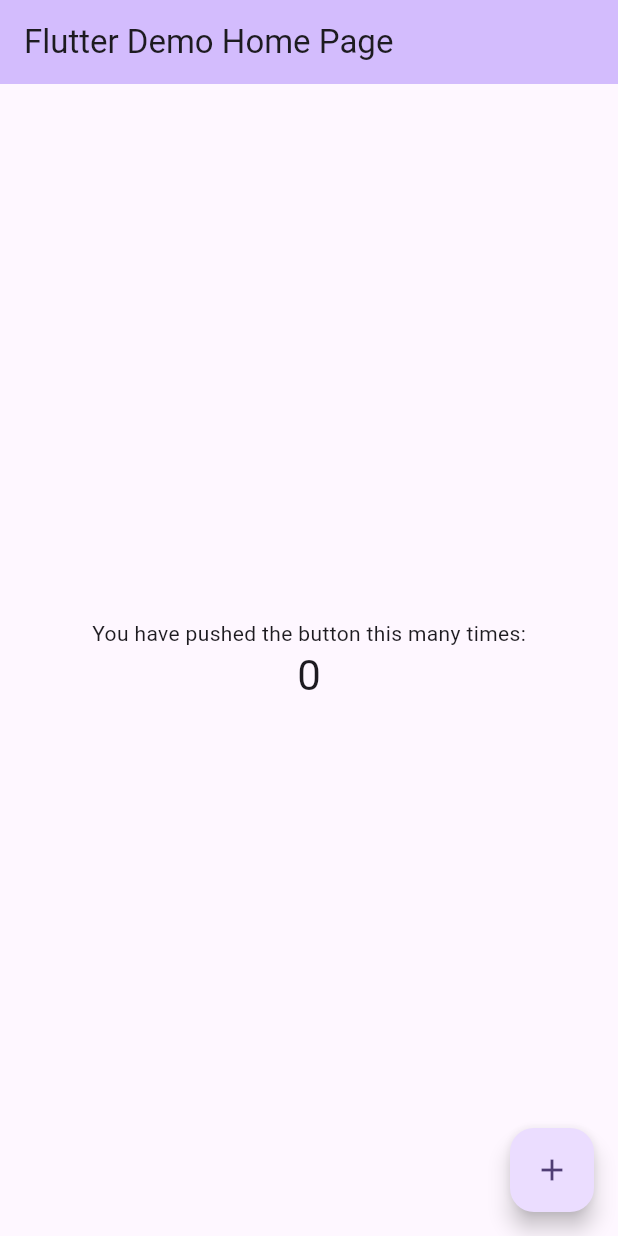
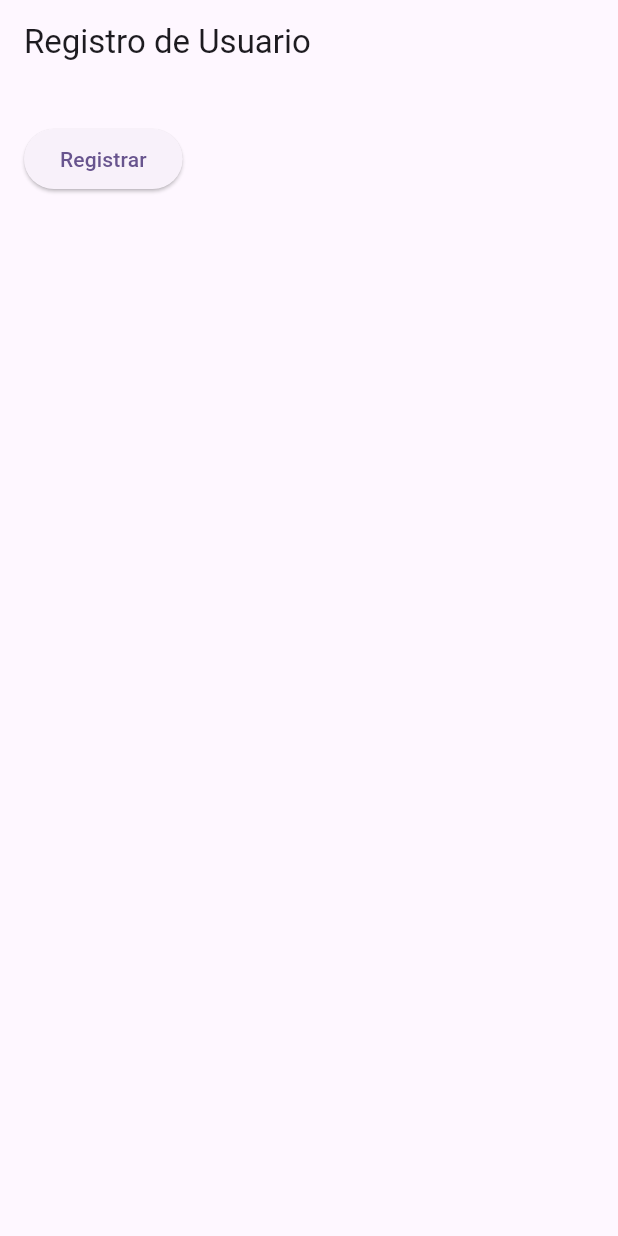
Before and after one commit to Armando-J-Salgado/Apps-Moviles---Formulario-de-registro, a Flutter app: the screen it shows after launch, on a phone screen of 412 x 824 dp. Run offline on Flutter 3.47's test engine with Material 3 defaults, Android fonts, the phone set to English and light mode, and no system bars.

Commit message:
feature: register screen

```diff
--- a/lib/main.dart
+++ b/lib/main.dart
@@ -1,4 +1,5 @@
 import 'package:flutter/material.dart';
+import 'package:formulario_registro/screens/register_screen.dart';
 
 void main() {
   runApp(const MyApp());
@@ -11,112 +12,11 @@ class MyApp extends StatelessWidget {
   @override
   Widget build(BuildContext context) {
     return MaterialApp(
-      title: 'Flutter Demo',
+      title: 'Página de registro',
       theme: ThemeData(
-        // This is the theme of your application.
-        //
-        // TRY THIS: Try running your application with "flutter run". You'll see
-        // the application has a purple toolbar. Then, without quitting the app,
-        // try changing the seedColor in the colorScheme below to Colors.green
-        // and then invoke "hot reload" (save your changes or press the "hot
-        // reload" button in a Flutter-supported IDE, or press "r" if you used
-        // the command line to start the app).
-        //
-        // Notice that the counter didn't reset back to zero; the application
-        // state is not lost during the reload. To reset the state, use hot
-        // restart instead.
-        //
-        // This works for code too, not just values: Most code changes can be
-        // tested with just a hot reload.
         colorScheme: .fromSeed(seedColor: Colors.deepPurple),
       ),
-      home: const MyHomePage(title: 'Flutter Demo Home Page'),
+      home: RegisterScreen(),
     );
   }
 }
-
-class MyHomePage extends StatefulWidget {
-  const MyHomePage({super.key, required this.title});
-
-  // This widget is the home page of your application. It is stateful, meaning
-  // that it has a State object (defined below) that contains fields that affect
-  // how it looks.
-
-  // This class is the configuration for the state. It holds the values (in this
-  // case the title) provided by the parent (in this case the App widget) and
-  // used by the build method of the State. Fields in a Widget subclass are
-  // always marked "final".
-
-  final String title;
-
-  @override
-  State<MyHomePage> createState() => _MyHomePageState();
-}
-
-class _MyHomePageState extends State<MyHomePage> {
-  int _counter = 0;
-
-  void _incrementCounter() {
-    setState(() {
-      // This call to setState tells the Flutter framework that something has
-      // changed in this State, which causes it to rerun the build method below
-      // so that the display can reflect the updated values. If we changed
-      // _counter without calling setState(), then the build method would not be
-      // called again, and so nothing would appear to happen.
-      _counter++;
-    });
-  }
-
-  @override
-  Widget build(BuildContext context) {
-    // This method is rerun every time setState is called, for instance as done
-    // by the _incrementCounter method above.
-    //
-    // The Flutter framework has been optimized to make rerunning build methods
-    // fast, so that you can just rebuild anything that needs updating rather
-    // than having to individually change instances of widgets.
-    return Scaffold(
-      appBar: AppBar(
-        // TRY THIS: Try changing the color here to a specific color (to
-        // Colors.amber, perhaps?) and trigger a hot reload to see the AppBar
-        // change color while the other colors stay the same.
-        backgroundColor: Theme.of(context).colorScheme.inversePrimary,
-        // Here we take the value from the MyHomePage object that was created by
-        // the App.build method, and use it to set our appbar title.
-        title: Text(widget.title),
-      ),
-      body: Center(
-        // Center is a layout widget. It takes a single child and positions it
-        // in the middle of the parent.
-        child: Column(
-          // Column is also a layout widget. It takes a list of children and
-          // arranges them vertically. By default, it sizes itself to fit its
-          // children horizontally, and tries to be as tall as its parent.
-          //
-          // Column has various properties to control how it sizes itself and
-          // how it positions its children. Here we use mainAxisAlignment to
-          // center the children vertically; the main axis here is the vertical
-          // axis because Columns are vertical (the cross axis would be
-          // horizontal).
-          //
-          // TRY THIS: Invoke "debug painting" (choose the "Toggle Debug Paint"
-          // action in the IDE, or press "p" in the console), to see the
-          // wireframe for each widget.
-          mainAxisAlignment: .center,
-          children: [
-            const Text('You have pushed the button this many times:'),
-            Text(
-              '$_counter',
-              style: Theme.of(context).textTheme.headlineMedium,
-            ),
-          ],
-        ),
-      ),
-      floatingActionButton: FloatingActionButton(
-        onPressed: _incrementCounter,
-        tooltip: 'Increment',
-        child: const Icon(Icons.add),
-      ),
-    );
-  }
-}
--- /dev/null
+++ b/lib/screens/register_screen.dart
@@ -0,0 +1,44 @@
+import 'package:flutter/material.dart';
+
+class RegisterScreen extends StatelessWidget {
+  RegisterScreen({super.key});
+
+  final GlobalKey<FormState> _formKey = GlobalKey<FormState>();
+
+  @override
+  Widget build(BuildContext context) {
+    return Scaffold(
+      appBar: AppBar(
+        title: const Text('Registro de Usuario'),
+      ),
+      body: Padding(
+        padding: const EdgeInsets.all(16),
+        child: Form(
+          key: _formKey,
+          child: Column(
+            children: [
+              const SizedBox(height: 10),
+              // NameField(),
+              // EmailField(),
+              // PasswordField(),
+              // ConfirmPasswordField(),
+              // PhoneField(),
+              ElevatedButton(
+                onPressed: () {
+                  if (_formKey.currentState!.validate()) {
+                    ScaffoldMessenger.of(context).showSnackBar(
+                      const SnackBar(
+                        content: Text('Formulario válido'),
+                      ),
+                    );
+                  }
+                },
+                child: const Text('Registrar'),
+              ),
+            ],
+          ),
+        ),
+      ),
+    );
+  }
+}
```
